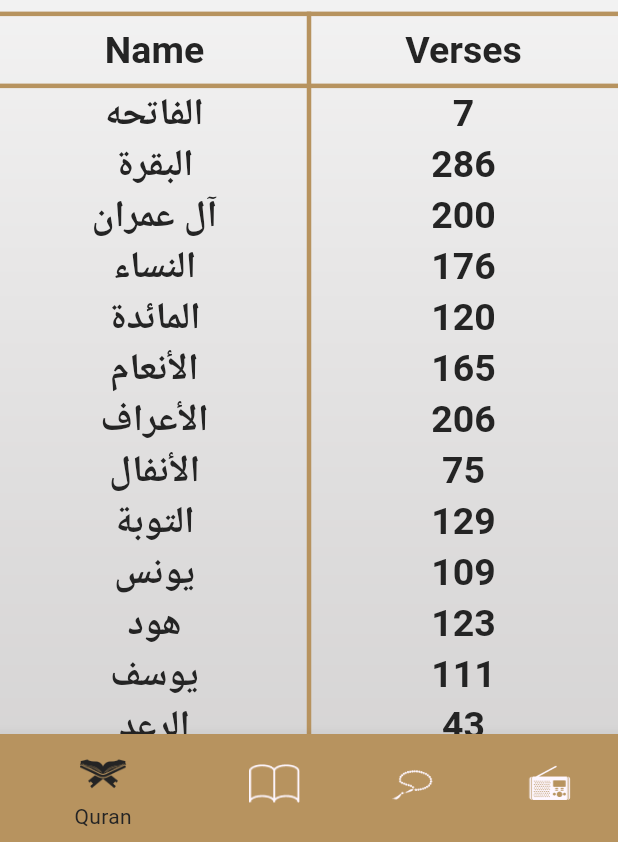
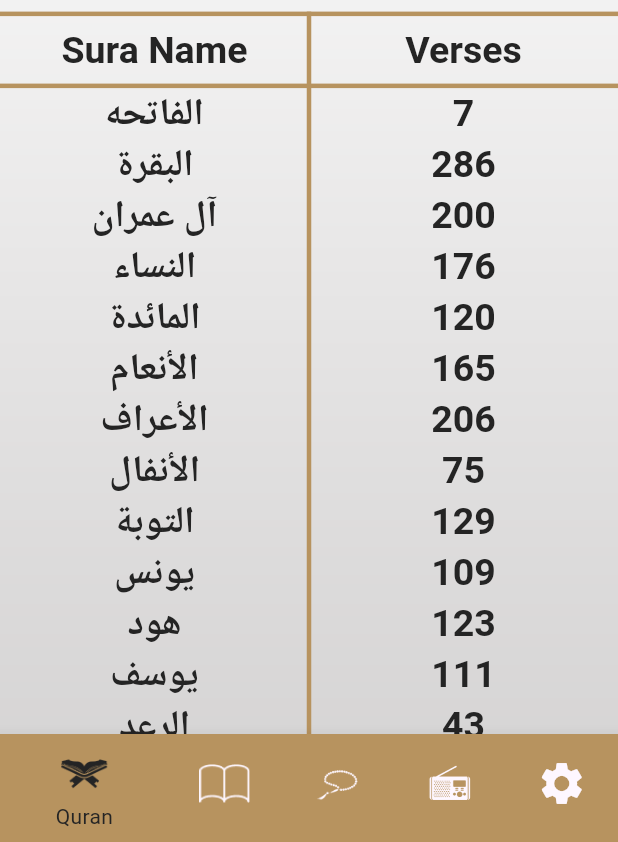
Before and after one commit to ALHassanMusleh/islami_app, a Flutter app: the screen it shows after launch, on a phone screen of 412 x 824 dp, the part 394-1236 px from its top. Run offline on Flutter 3.47's test engine with Material 3 defaults, Android fonts, the phone set to English and light mode, and no system bars; generated files the repository leaves out were written again.

```diff
--- /dev/null
+++ b/l10n.yaml
@@ -0,0 +1,3 @@
+arb-dir: lib/l10n
+template-arb-file: app_en.arb
+output-localization-file: app_localizations.dart
--- a/lib/main.dart
+++ b/lib/main.dart
@@ -1,23 +1,47 @@
 import 'package:flutter/material.dart';
+import 'package:islami_app/ui/providers/language_provider.dart';
 import 'package:islami_app/ui/screens/hadeth_details/hadeth_details.dart';
 import 'package:islami_app/ui/screens/home/home.dart';
 import 'package:islami_app/ui/screens/splash/splash.dart';
 import 'package:islami_app/ui/screens/sura_details/sura_details.dart';
+import 'package:flutter_localizations/flutter_localizations.dart';
+import 'package:flutter_gen/gen_l10n/app_localizations.dart';
+import 'package:provider/provider.dart';
 
 void main() {
-  runApp(const MyApp());
+  runApp(ChangeNotifierProvider(
+    create: (_) => LanguageProvider(),
+  child: const MyApp()));
 }
 
 class MyApp extends StatelessWidget {
   const MyApp({super.key});
+  //
+  // final String lanuage = "en";
+  //
+  // setLanguage(String newLangauge){
+  //   lanuage=newLangauge;
+  // }
 
   // This widget is the root of your application.
   @override
   Widget build(BuildContext context) {
+    LanguageProvider provider = Provider.of(context);
     return MaterialApp(
       theme: ThemeData(
         useMaterial3: false,
       ),
+      localizationsDelegates: const [
+        AppLocalizations.delegate,
+        GlobalMaterialLocalizations.delegate,
+        GlobalWidgetsLocalizations.delegate,
+        GlobalCupertinoLocalizations.delegate,
+      ],
+      supportedLocales: const [
+        Locale('ar'), // Arabic
+        Locale('en'), // English
+      ],
+      locale: Locale(provider.locale),
       debugShowCheckedModeBanner: false,
       routes: {
         Splash.routeName: (_) => const Splash(),
--- /dev/null
+++ b/lib/ui/providers/language_provider.dart
@@ -0,0 +1,5 @@
+import 'package:flutter/material.dart';
+
+class LanguageProvider extends ChangeNotifier {
+  String locale = "en";
+}
--- a/lib/ui/screens/hadeth_details/hadeth_details.dart
+++ b/lib/ui/screens/hadeth_details/hadeth_details.dart
@@ -4,7 +4,7 @@ import 'package:islami_app/model/hadeth.dart';
 import 'package:islami_app/model/suta_details_args.dart';
 import 'package:islami_app/ui/utils/app_colors.dart';
 import 'package:islami_app/ui/utils/app_styles.dart';
-import 'package:islami_app/ui/wisgets/app_scaffold.dart';
+import 'package:islami_app/ui/widgets/app_scaffold.dart';
 
 class HadethDetails extends StatefulWidget {
   static const String routeName = 'HadethDetails';
--- a/lib/ui/screens/home/home.dart
+++ b/lib/ui/screens/home/home.dart
@@ -3,9 +3,11 @@ import 'package:islami_app/ui/screens/home/tabs/ahadeth/ahadeth.dart';
 import 'package:islami_app/ui/screens/home/tabs/quran/quran.dart';
 import 'package:islami_app/ui/screens/home/tabs/radio/app_radio.dart';
 import 'package:islami_app/ui/screens/home/tabs/sebha/sebha.dart';
+import 'package:islami_app/ui/screens/home/tabs/settings/settings.dart';
 import 'package:islami_app/ui/utils/app_assets.dart';
 import 'package:islami_app/ui/utils/app_colors.dart';
-import 'package:islami_app/ui/wisgets/app_scaffold.dart';
+import 'package:islami_app/ui/utils/extensions/build_context_extensions.dart';
+import 'package:islami_app/ui/widgets/app_scaffold.dart';
 
 class Home extends StatefulWidget {
   static const String routeName = 'Home';
@@ -18,51 +20,14 @@ class Home extends StatefulWidget {
 
 class _HomeState extends State<Home> {
   int selectedTabIndex = 0;
-  List<Widget> tabs = [Quran(), Ahadeth(), Sebha(), AppRadio()];
+  List<Widget> tabs = [Quran(), Ahadeth(), Sebha(), AppRadio(), Settings()];
   @override
   Widget build(BuildContext context) {
+    // X().
     return AppScaffold(
-      appBarTitle: 'Islami',
+      appBarTitle: context.local.islami,
       body: tabs[selectedTabIndex],
-      bottomNavigationBar: Theme(
-        data: ThemeData(canvasColor: AppColors.primaryColor),
-        child: BottomNavigationBar(
-          selectedItemColor: AppColors.accentColor,
-          selectedIconTheme: const IconThemeData(size: 38),
-          unselectedIconTheme: const IconThemeData(size: 34),
-          currentIndex: selectedTabIndex,
-          onTap: (index) {
-            selectedTabIndex = index;
-            setState(() {});
-          },
-          items: const [
-            BottomNavigationBarItem(
-              icon: ImageIcon(
-                AssetImage(AppAssets.icQuran),
-              ),
-              label: 'Quran',
-            ),
-            BottomNavigationBarItem(
-              icon: ImageIcon(
-                AssetImage(AppAssets.icAhadeth),
-              ),
-              label: 'Ahadth',
-            ),
-            BottomNavigationBarItem(
-              icon: ImageIcon(
-                AssetImage(AppAssets.icSebha),
-              ),
-              label: 'Srbha',
-            ),
-            BottomNavigationBarItem(
-              icon: ImageIcon(
-                AssetImage(AppAssets.icRadio),
-              ),
-              label: 'Radio',
-            ),
-          ],
-        ),
-      ),
+      bottomNavigationBar: buildBottomNavigation(),
     );
     // return Container(
     //   decoration: const BoxDecoration(
@@ -125,4 +90,50 @@ class _HomeState extends State<Home> {
     //   ),
     // );
   }
+
+  Theme buildBottomNavigation() {
+    return Theme(
+      data: ThemeData(canvasColor: AppColors.primaryColor),
+      child: BottomNavigationBar(
+        selectedItemColor: AppColors.accentColor,
+        selectedIconTheme: const IconThemeData(size: 38),
+        unselectedIconTheme: const IconThemeData(size: 34),
+        currentIndex: selectedTabIndex,
+        onTap: (index) {
+          selectedTabIndex = index;
+          setState(() {});
+        },
+        items: [
+          BottomNavigationBarItem(
+            icon: ImageIcon(
+              AssetImage(AppAssets.icQuran),
+            ),
+            label: context.local.quran,
+          ),
+          BottomNavigationBarItem(
+            icon: ImageIcon(
+              AssetImage(AppAssets.icAhadeth),
+            ),
+            label: context.local.ahadeth,
+          ),
+          BottomNavigationBarItem(
+            icon: ImageIcon(
+              AssetImage(AppAssets.icSebha),
+            ),
+            label: context.local.sebha,
+          ),
+          BottomNavigationBarItem(
+            icon: ImageIcon(
+              AssetImage(AppAssets.icRadio),
+            ),
+            label: context.local.radio,
+          ),
+          BottomNavigationBarItem(
+            icon: Icon(Icons.settings),
+            label: context.local.settings,
+          ),
+        ],
+      ),
+    );
+  }
 }
--- a/lib/ui/screens/home/tabs/ahadeth/ahadeth.dart
+++ b/lib/ui/screens/home/tabs/ahadeth/ahadeth.dart
@@ -6,6 +6,7 @@ import 'package:islami_app/ui/utils/app_assets.dart';
 import 'package:islami_app/ui/utils/app_colors.dart';
 import 'package:islami_app/ui/utils/app_constans.dart';
 import 'package:islami_app/ui/utils/app_styles.dart';
+import 'package:islami_app/ui/utils/extensions/build_context_extensions.dart';
 
 class Ahadeth extends StatefulWidget {
   const Ahadeth({super.key});
@@ -50,11 +51,11 @@ class _AhadethState extends State<Ahadeth> {
                   const SizedBox(
                     height: 8,
                   ),
-                  const Row(
+                  Row(
                     children: [
                       Expanded(
                         child: Text(
-                          "Name",
+                          context.local.hadethName,
                           textAlign: TextAlign.center,
                           style: AppStyles.titleTextStyle,
                         ),
--- a/lib/ui/screens/home/tabs/quran/quran.dart
+++ b/lib/ui/screens/home/tabs/quran/quran.dart
@@ -5,6 +5,7 @@ import 'package:islami_app/ui/utils/app_assets.dart';
 import 'package:islami_app/ui/utils/app_colors.dart';
 import 'package:islami_app/ui/utils/app_constans.dart';
 import 'package:islami_app/ui/utils/app_styles.dart';
+import 'package:islami_app/ui/utils/extensions/build_context_extensions.dart';
 
 class Quran extends StatelessWidget {
   const Quran({super.key});
@@ -38,19 +39,19 @@ class Quran extends StatelessWidget {
                   const SizedBox(
                     height: 8,
                   ),
-                  const Row(
+                   Row(
                     // mainAxisAlignment: MainAxisAlignment.spaceEvenly,
                     children: [
                       Expanded(
                         child: Text(
-                          'Name',
+                          context.local.suraName,
                           style: AppStyles.titleTextStyle,
                           textAlign: TextAlign.center,
                         ),
                       ),
                       Expanded(
                         child: Text(
-                          'Verses',
+                          context.local.verses,
                           style: AppStyles.titleTextStyle,
                           textAlign: TextAlign.center,
                         ),
--- a/lib/ui/screens/home/tabs/sebha/sebha.dart
+++ b/lib/ui/screens/home/tabs/sebha/sebha.dart
@@ -19,6 +19,7 @@ class _SebhaState extends State<Sebha> {
   @override
   Widget build(BuildContext context) {
     return Column(
+      crossAxisAlignment: CrossAxisAlignment.stretch,
       children: [
         Expanded(
           flex: 6,
@@ -38,8 +39,8 @@ class _SebhaState extends State<Sebha> {
                   ),
                 ),
               ),
-              Align(
-                alignment: Alignment.topCenter,
+              Positioned(
+                top: 10,
                 child: Image.asset(
                   AppAssets.headOfSebha,
                 ),
--- a/lib/ui/screens/sura_details/sura_details.dart
+++ b/lib/ui/screens/sura_details/sura_details.dart
@@ -3,7 +3,7 @@ import 'package:flutter/services.dart';
 import 'package:islami_app/model/suta_details_args.dart';
 import 'package:islami_app/ui/utils/app_colors.dart';
 import 'package:islami_app/ui/utils/app_styles.dart';
-import 'package:islami_app/ui/wisgets/app_scaffold.dart';
+import 'package:islami_app/ui/widgets/app_scaffold.dart';
 
 class SuraDetails extends StatefulWidget {
   static const String routeName = 'SuraDetails';
--- a/lib/ui/wisgets/app_scaffold.dart
+++ b/lib/ui/widgets/app_scaffold.dart
@@ -15,7 +15,9 @@ class AppScaffold extends StatelessWidget {
     return Container(
       decoration: const BoxDecoration(
         image: DecorationImage(
-          image: AssetImage(AppAssets.lightBackground),
+          image: AssetImage(
+            AppAssets.lightBackground,
+          ),
           fit: BoxFit.cover,
         ),
       ),
--- a/pubspec.yaml
+++ b/pubspec.yaml
@@ -30,6 +30,10 @@ environment:
 dependencies:
   flutter:
     sdk: flutter
+  flutter_localizations:
+    sdk: flutter
+  intl: any
+  provider: ^6.1.2
 
 
   # The following adds the Cupertino Icons font to your application.
@@ -52,7 +56,7 @@ dev_dependencies:
 
 # The following section is specific to Flutter packages.
 flutter:
-
+  generate: true
   # The following line ensures that the Material Icons font is
   # included with your application, so that you can use the icons in
   # the material Icons class.
```
Also changed, not shown: lib/l10n/app_ar.arb (added, +13 -0 lines), lib/l10n/app_en.arb (added, +13 -0 lines), lib/ui/screens/home/tabs/settings/settings.dart (added, +99 -0 lines), lib/ui/utils/extensions/build_context_extensions.dart (added, +20 -0 lines), pubspec.lock.
